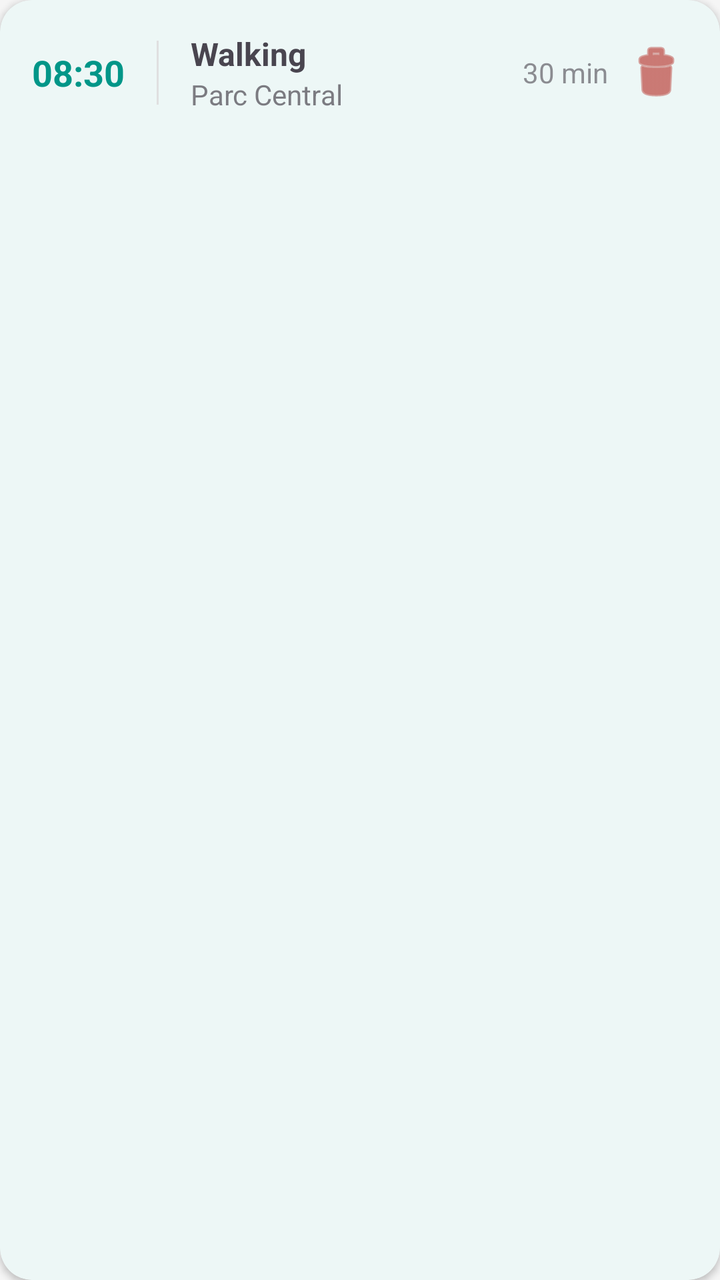
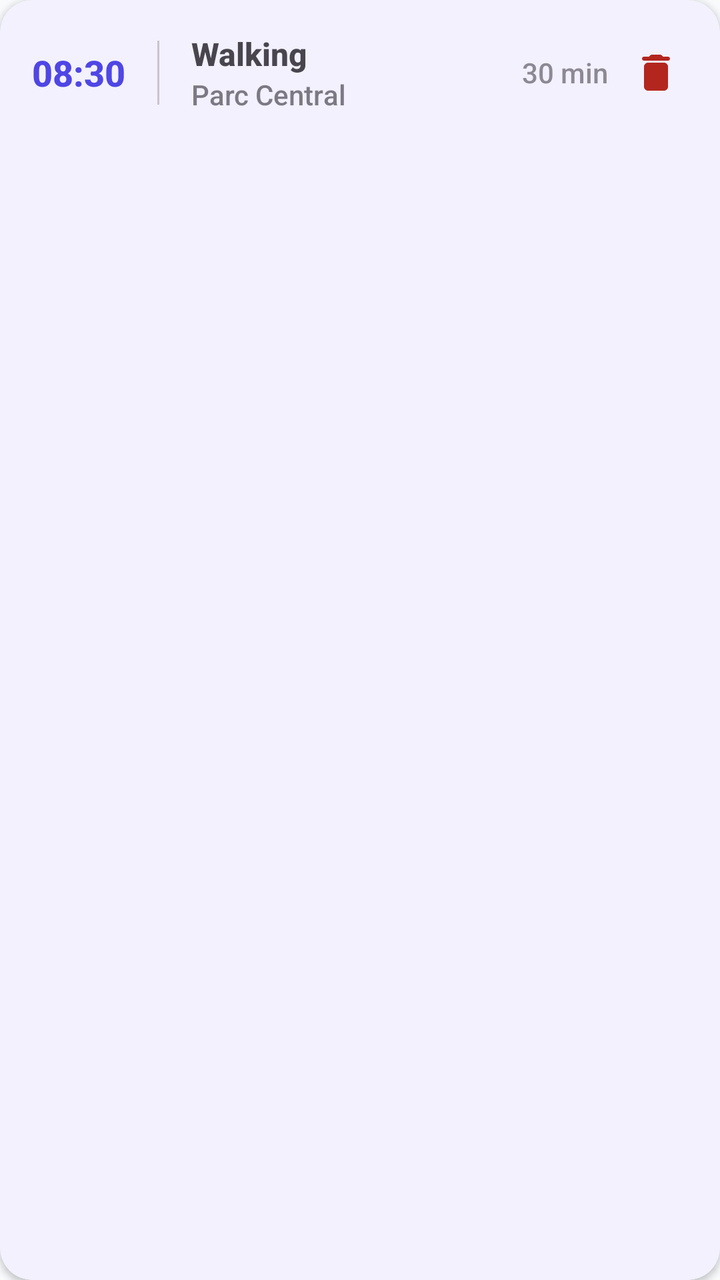

An Android layout rendered at two revisions. The XML below is the earlier revision; the diff shows what the commit changed to produce the second picture.
<!-- AndroidManifest.xml: application theme Theme.SmartLife -->
<!-- res/layout/item_schedule.xml -->
<?xml version="1.0" encoding="utf-8"?>
<com.google.android.material.card.MaterialCardView xmlns:android="http://schemas.android.com/apk/res/android"
    xmlns:app="http://schemas.android.com/apk/res-auto"
    android:layout_width="match_parent"
    android:layout_height="wrap_content"
    android:layout_marginHorizontal="12dp"
    android:layout_marginVertical="6dp"
    app:cardCornerRadius="16dp"
    app:cardElevation="2dp"
    app:strokeWidth="0dp">

    <LinearLayout
        android:layout_width="match_parent"
        android:layout_height="wrap_content"
        android:orientation="horizontal"
        android:padding="16dp"
        android:gravity="center_vertical">

        <TextView
            android:id="@+id/tvScheduleTime"
            android:layout_width="wrap_content"
            android:layout_height="wrap_content"
            android:text="08:30"
            android:textSize="18sp"
            android:textStyle="bold"
            android:textColor="?attr/colorPrimary" />

        <View
            android:layout_width="1dp"
            android:layout_height="32dp"
            android:layout_marginHorizontal="16dp"
            android:background="?attr/colorOutlineVariant" />

        <LinearLayout
            android:layout_width="0dp"
            android:layout_height="wrap_content"
            android:layout_weight="1"
            android:orientation="vertical">

            <TextView
                android:id="@+id/tvScheduleActivity"
                android:layout_width="wrap_content"
                android:layout_height="wrap_content"
                android:text="Walking"
                android:textSize="16sp"
                android:textStyle="bold" />

            <TextView
                android:id="@+id/tvScheduleLocation"
                android:layout_width="wrap_content"
                android:layout_height="wrap_content"
                android:text="Parc Central"
                android:textSize="14sp"
                android:alpha="0.7" />
        </LinearLayout>

        <TextView
            android:id="@+id/tvScheduleDuration"
            android:layout_width="wrap_content"
            android:layout_height="wrap_content"
            android:text="30 min"
            android:textSize="14sp"
            android:alpha="0.6" />

        <ImageButton
            android:id="@+id/btnDeleteTask"
            android:layout_width="32dp"
            android:layout_height="32dp"
            android:layout_marginStart="8dp"
            android:background="?attr/selectableItemBackgroundBorderless"
            android:src="@android:drawable/ic_menu_delete"
            app:tint="?attr/colorError"
            android:contentDescription="Supprimer" />

    </LinearLayout>
</com.google.android.material.card.MaterialCardView>
<!-- resources referenced by this layout -->
<resources>
  <style name="Theme.SmartLife" parent="Base.Theme.SmartLife" />
  <style name="Base.Theme.SmartLife" parent="Theme.Material3.DayNight.NoActionBar">
          
          
          <item name="colorPrimary">@color/primary_color</item>
          <item name="colorOnPrimary">@color/white</item>
          <item name="colorPrimaryContainer">@color/primary_light</item>
          <item name="colorOnPrimaryContainer">@color/primary_dark</item>
  
          
          <item name="colorSecondary">@color/secondary_color</item>
          <item name="colorOnSecondary">@color/white</item>
          <item name="colorSecondaryContainer">@color/secondary_light</item>
          <item name="colorOnSecondaryContainer">@color/secondary_dark</item>
  
          
          <item name="android:windowBackground">@color/bg_light</item>
          <item name="colorSurface">@color/white</item>
          <item name="colorOnSurface">@color/text_main</item>
          <item name="colorSurfaceVariant">@color/outline_variant</item>
          <item name="colorOnSurfaceVariant">@color/text_secondary</item>
          <item name="colorOutlineVariant">@color/outline_variant</item>
  
          
          <item name="android:fontFamily">sans-serif</item>
          <item name="textAppearanceTitleLarge">@style/TextAppearance.SmartLife.TitleLarge</item>
          <item name="textAppearanceBodyMedium">@style/TextAppearance.SmartLife.BodyMedium</item>
      </style>
  <color name="primary_color">#009688</color>
  <color name="white">#FFFFFFFF</color>
  <color name="primary_light">#52c7b8</color>
  <color name="primary_dark">#00675b</color>
  <color name="secondary_color">#FFAB40</color>
  <color name="secondary_light">#ffdd71</color>
  <color name="secondary_dark">#c67c00</color>
  <color name="bg_light">#F5F5F5</color>
  <color name="text_main">#212121</color>
  <color name="outline_variant">#E0E0E0</color>
  <color name="text_secondary">#757575</color>
  <style name="TextAppearance.SmartLife.TitleLarge" parent="TextAppearance.Material3.TitleLarge">
          <item name="android:textStyle">bold</item>
          <item name="android:textColor">@color/text_main</item>
      </style>
  <style name="TextAppearance.SmartLife.BodyMedium" parent="TextAppearance.Material3.BodyMedium">
          <item name="android:textColor">@color/text_secondary</item>
      </style>
</resources>

<!-- the commit's change to res/layout/item_schedule.xml (unified diff, before → after) -->
@@ -68,7 +68,7 @@
             android:layout_height="32dp"
             android:layout_marginStart="8dp"
             android:background="?attr/selectableItemBackgroundBorderless"
-            android:src="@android:drawable/ic_menu_delete"
+            android:src="@drawable/ic_round_delete_24"
             app:tint="?attr/colorError"
             android:contentDescription="Supprimer" />
 
<!-- resource entries referenced after the edit -->
@@ -1,5 +1,15 @@
 <!-- resources referenced by this layout -->
 <resources>
+  <!-- drawable ic_round_delete_24 (drawable) -->
+  <vector xmlns:android="http://schemas.android.com/apk/res/android"
+      android:width="24dp"
+      android:height="24dp"
+      android:viewportWidth="24"
+      android:viewportHeight="24">
+    <path
+        android:fillColor="@android:color/white"
+        android:pathData="M6,19c0,1.1 0.9,2 2,2h8c1.1,0 2,-0.9 2,-2V9c0,-1.1 -0.9,-2 -2,-2H8C6.9,7 6,7.9 6,9v10zM18,4h-2.5l-0.71,-0.71c-0.18,-0.18 -0.44,-0.29 -0.7,-0.29H9.91c-0.26,0 -0.52,0.11 -0.7,0.29L8.5,4H6c-0.55,0 -1,0.45 -1,1s0.45,1 1,1h12c0.55,0 1,-0.45 1,-1s-0.45,-1 -1,-1z"/>
+  </vector>
   <style name="Theme.SmartLife" parent="Base.Theme.SmartLife" />
   <style name="Base.Theme.SmartLife" parent="Theme.Material3.DayNight.NoActionBar">
           
@@ -16,35 +26,36 @@
           <item name="colorOnSecondaryContainer">@color/secondary_dark</item>
   
           
-          <item name="android:windowBackground">@color/bg_light</item>
-          <item name="colorSurface">@color/white</item>
+          <item name="colorTertiary">@color/tertiary_color</item>
+          <item name="colorOnTertiary">@color/white</item>
+          <item name="colorTertiaryContainer">@color/tertiary_light</item>
+          <item name="colorOnTertiaryContainer">@color/tertiary_dark</item>
+  
+          
+          <item name="android:windowBackground">@color/background_light</item>
+          <item name="colorSurface">@color/surface_color</item>
           <item name="colorOnSurface">@color/text_main</item>
           <item name="colorSurfaceVariant">@color/outline_variant</item>
           <item name="colorOnSurfaceVariant">@color/text_secondary</item>
-          <item name="colorOutlineVariant">@color/outline_variant</item>
+          <item name="colorOutline">@color/outline_variant</item>
   
           
-          <item name="android:fontFamily">sans-serif</item>
-          <item name="textAppearanceTitleLarge">@style/TextAppearance.SmartLife.TitleLarge</item>
-          <item name="textAppearanceBodyMedium">@style/TextAppearance.SmartLife.BodyMedium</item>
+          <item name="android:fontFamily">sans-serif-medium</item>
       </style>
-  <color name="primary_color">#009688</color>
+  <color name="primary_color">#4F46E5</color>
   <color name="white">#FFFFFFFF</color>
-  <color name="primary_light">#52c7b8</color>
-  <color name="primary_dark">#00675b</color>
-  <color name="secondary_color">#FFAB40</color>
-  <color name="secondary_light">#ffdd71</color>
-  <color name="secondary_dark">#c67c00</color>
-  <color name="bg_light">#F5F5F5</color>
-  <color name="text_main">#212121</color>
-  <color name="outline_variant">#E0E0E0</color>
-  <color name="text_secondary">#757575</color>
-  <style name="TextAppearance.SmartLife.TitleLarge" parent="TextAppearance.Material3.TitleLarge">
-          <item name="android:textStyle">bold</item>
-          <item name="android:textColor">@color/text_main</item>
-      </style>
-  <style name="TextAppearance.SmartLife.BodyMedium" parent="TextAppearance.Material3.BodyMedium">
-          <item name="android:textColor">@color/text_secondary</item>
-      </style>
+  <color name="primary_light">#E0E7FF</color>
+  <color name="primary_dark">#3730A3</color>
+  <color name="secondary_color">#06B6D4</color>
+  <color name="secondary_light">#CFFAFE</color>
+  <color name="secondary_dark">#0E7490</color>
+  <color name="tertiary_color">#F59E0B</color>
+  <color name="tertiary_light">#FEF3C7</color>
+  <color name="tertiary_dark">#B45309</color>
+  <color name="background_light">#F8FAFC</color>
+  <color name="surface_color">#FFFFFF</color>
+  <color name="text_main">#0F172A</color>
+  <color name="outline_variant">#E2E8F0</color>
+  <color name="text_secondary">#475569</color>
 </resources>
 
